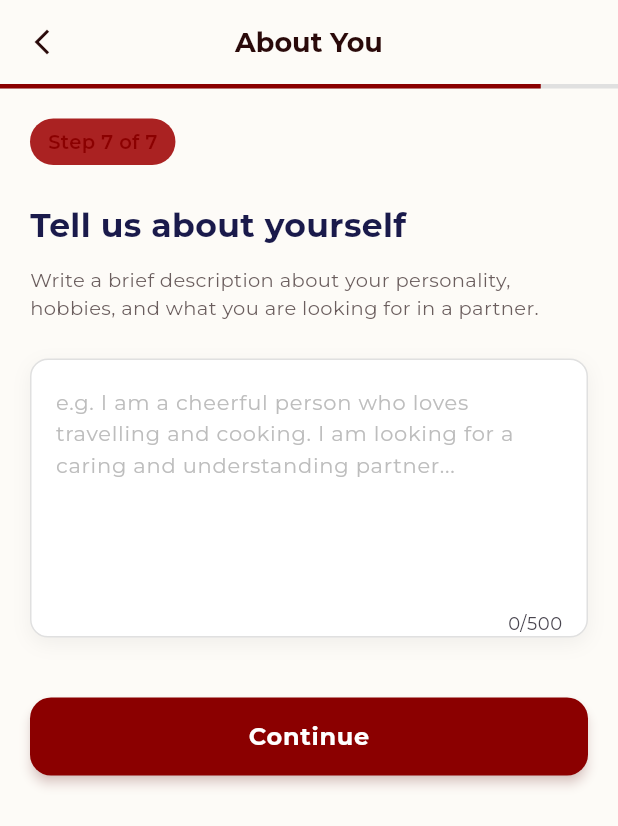
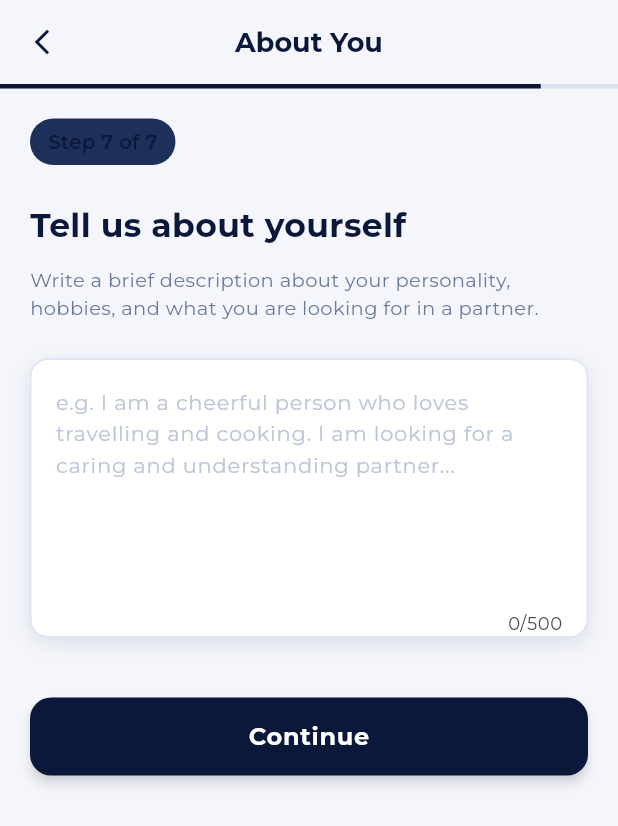
Before and after one commit to rajaguru2004/kongu_matrimony, a Flutter app: the Step7View screen opened by its route, on a phone screen of 412 x 824 dp. Shown: the top 826 px of the screen. Run offline on Flutter 3.47's test engine with Material 3 defaults, Android fonts, the phone set to English and light mode, and no system bars; our stand-ins replace dio, flutter_card_swiper, flutter_dotenv, flutter_secure_storage, get, google_fonts and 1 more; missing offline and left inert: razorpay_flutter; accounts and stored records are empty; network calls fail; statements that could not run were skipped.

Commit message:
done the theme change of the app

```diff
--- a/lib/app/modules/plans/views/plans_view.dart
+++ b/lib/app/modules/plans/views/plans_view.dart
@@ -364,7 +364,7 @@ class _PlanCard extends StatelessWidget {
                   gradient: LinearGradient(
                     colors: buying
                         ? [Colors.grey.shade400, Colors.grey.shade400]
-                        : [AppColors.accent, const Color(0xFFF5CB5C)],
+                        : [AppColors.accent, AppColors.accentLight],
                   ),
                   borderRadius: BorderRadius.circular(16),
                   boxShadow: buying
--- a/lib/app/modules/step1/controllers/step1_controller.dart
+++ b/lib/app/modules/step1/controllers/step1_controller.dart
@@ -6,6 +6,7 @@ import 'package:kongu_matrimony/app/data/models/register_model.dart';
 import 'package:kongu_matrimony/app/data/services/api_service.dart';
 import 'package:kongu_matrimony/app/endpoints.dart';
 import 'package:kongu_matrimony/app/routes/app_pages.dart';
+import 'package:kongu_matrimony/app/utils/app_colors.dart';
 
 class Step1Controller extends GetxController {
   late RegisterModel registerModel;
@@ -55,7 +56,7 @@ class Step1Controller extends GetxController {
       lastDate: DateTime.now().subtract(const Duration(days: 365 * 18)),
       builder: (context, child) => Theme(
         data: Theme.of(context).copyWith(
-          colorScheme: const ColorScheme.light(primary: Color(0xFFE07B39)),
+          colorScheme: const ColorScheme.light(primary: AppColors.accent),
         ),
         child: child!,
       ),
@@ -71,7 +72,7 @@ class Step1Controller extends GetxController {
       initialTime: TimeOfDay.now(),
       builder: (context, child) => Theme(
         data: Theme.of(context).copyWith(
-          colorScheme: const ColorScheme.light(primary: Color(0xFFE07B39)),
+          colorScheme: const ColorScheme.light(primary: AppColors.accent),
         ),
         child: child!,
       ),
--- a/lib/app/modules/step2/views/step2_view.dart
+++ b/lib/app/modules/step2/views/step2_view.dart
@@ -25,13 +25,13 @@ class Step2View extends GetView<Step2Controller> {
               style: TextStyle(
                 fontSize: 22,
                 fontWeight: FontWeight.bold,
-                color: Color(0xFF1A1A4B),
+                color: AppColors.primary,
               ),
             ),
             const SizedBox(height: 8),
             const Text(
               'Tell us about your religious and community background',
-              style: TextStyle(fontSize: 14, color: Colors.grey),
+              style: TextStyle(fontSize: 14, color: AppColors.textGrey),
             ),
             const SizedBox(height: 24),
 
--- a/lib/app/modules/step3/views/step3_view.dart
+++ b/lib/app/modules/step3/views/step3_view.dart
@@ -25,7 +25,7 @@ class Step3View extends GetView<Step3Controller> {
               style: TextStyle(
                 fontSize: 22,
                 fontWeight: FontWeight.bold,
-                color: Color(0xFF1A1A4B),
+                color: AppColors.primary,
               ),
             ),
             const SizedBox(height: 24),
--- a/lib/app/modules/step4/views/step4_view.dart
+++ b/lib/app/modules/step4/views/step4_view.dart
@@ -25,7 +25,7 @@ class Step4View extends GetView<Step4Controller> {
               style: TextStyle(
                 fontSize: 22,
                 fontWeight: FontWeight.bold,
-                color: Color(0xFF1A1A4B),
+                color: AppColors.primary,
               ),
             ),
             const SizedBox(height: 24),
--- a/lib/app/modules/step5/views/step5_view.dart
+++ b/lib/app/modules/step5/views/step5_view.dart
@@ -25,7 +25,7 @@ class Step5View extends GetView<Step5Controller> {
               style: TextStyle(
                 fontSize: 22,
                 fontWeight: FontWeight.bold,
-                color: Color(0xFF1A1A4B),
+                color: AppColors.primary,
               ),
             ),
             const SizedBox(height: 24),
--- a/lib/app/modules/step6/views/step6_view.dart
+++ b/lib/app/modules/step6/views/step6_view.dart
@@ -25,7 +25,7 @@ class Step6View extends GetView<Step6Controller> {
               style: TextStyle(
                 fontSize: 22,
                 fontWeight: FontWeight.bold,
-                color: Color(0xFF1A1A4B),
+                color: AppColors.primary,
               ),
             ),
             const SizedBox(height: 24),
--- a/lib/app/modules/step7/views/step7_view.dart
+++ b/lib/app/modules/step7/views/step7_view.dart
@@ -26,7 +26,7 @@ class Step7View extends GetView<Step7Controller> {
               style: TextStyle(
                 fontSize: 22,
                 fontWeight: FontWeight.bold,
-                color: Color(0xFF1A1A4B),
+                color: AppColors.primary,
               ),
             ),
             const SizedBox(height: 12),
@@ -43,7 +43,7 @@ class Step7View extends GetView<Step7Controller> {
                 border: Border.all(color: AppColors.border),
                 boxShadow: [
                   BoxShadow(
-                    color: const Color(0xFF000000).withOpacity(0.05),
+                    color: AppColors.cardShadow,
                     blurRadius: 10,
                     offset: const Offset(0, 4),
                   ),
--- a/lib/app/modules/step8/views/step8_view.dart
+++ b/lib/app/modules/step8/views/step8_view.dart
@@ -30,7 +30,7 @@ class Step8View extends GetView<Step8Controller> {
                     style: TextStyle(
                       fontSize: 24,
                       fontWeight: FontWeight.bold,
-                      color: Color(0xFF1A1A4B),
+                      color: AppColors.primary,
                     ),
                   ),
                   const SizedBox(height: 8),
--- a/lib/app/utils/app_colors.dart
+++ b/lib/app/utils/app_colors.dart
@@ -3,18 +3,19 @@ import 'package:flutter/material.dart';
 class AppColors {
   AppColors._();
 
-  static const Color primary = Color(0xFF8B0000);
-  static const Color primaryDark = Color(0xFF5D0000);
-  static const Color primaryLight = Color(0xFFAA2222);
-  static const Color accent = Color(0xFFD4AF37); // Gold
-  static const Color background = Color(0xFFFDFBF7); // Ivory
+  static const Color primary = Color(0xFF0C183A); // Dark Navy
+  static const Color primaryDark = Color(0xFF060E24); // Deeper Navy
+  static const Color primaryLight = Color(0xFF1E2F5A); // Lighter Navy
+  static const Color accent = Color(0xFFF5A623); // Amber / Secondary
+  static const Color accentLight = Color(0xFFF7BA52); // Light Amber
+  static const Color background = Color(0xFFF4F6FB); // Soft Blue-White
   static const Color white = Color(0xFFFFFFFF);
-  static const Color textDark = Color(0xFF2A0A0A);
-  static const Color textGrey = Color(0xFF6B5E5E);
-  static const Color textLight = Color(0xFFBDBDBD);
-  static const Color border = Color(0xFFE0E0E0);
+  static const Color textDark = Color(0xFF0C183A); // Navy for text
+  static const Color textGrey = Color(0xFF6B7A9A); // Muted blue-grey
+  static const Color textLight = Color(0xFFBDC5D8);
+  static const Color border = Color(0xFFDDE3F0);
   static const Color success = Color(0xFF4CAF50);
   static const Color error = Color(0xFFE53935);
-  static const Color cardShadow = Color(0x1A000000);
+  static const Color cardShadow = Color(0x1A0C183A);
   static const Color card = Color(0xFFFFFFFF);
 }
```
Also changed, not shown: 1 other file.
